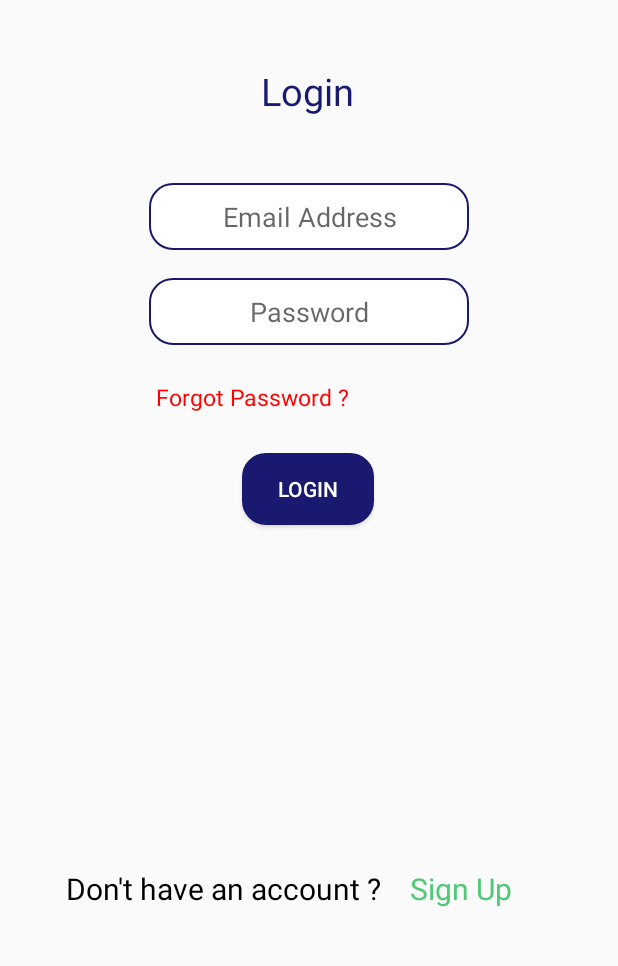
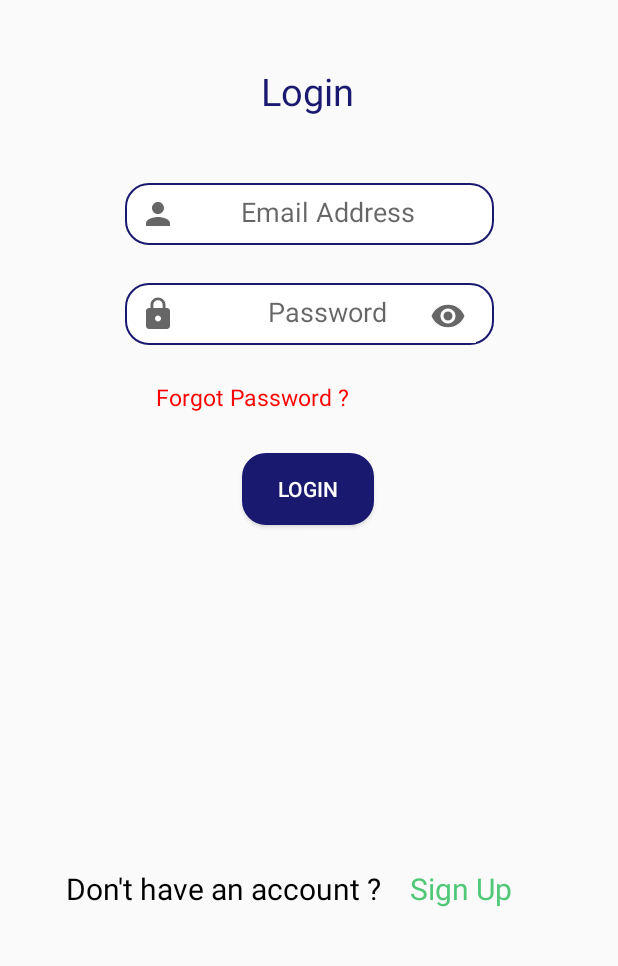
Before and after one commit to Aritra995/QuizUp, an Android app: the screen it shows after launch (MainActivity), on a phone screen of 412 x 824 dp, the part 267-1233 px from its top. Run offline under Robolectric (Android 15) with nearby library versions, the phone set to English and light mode, and no system bars; our stand-ins replace Firebase (no records; nobody signed in at launch, a user with empty details on screens opened directly), data binding.

Commit message:
added password toggle behaviour

```diff
--- a/app/src/main/java/com/example/myapplication/HomeFragment.java
+++ b/app/src/main/java/com/example/myapplication/HomeFragment.java
@@ -1,8 +1,11 @@
 package com.example.myapplication;
 
 import android.content.Intent;
+import android.graphics.drawable.Drawable;
 import android.os.Bundle;
 import android.os.Handler;
+import android.text.method.HideReturnsTransformationMethod;
+import android.text.method.PasswordTransformationMethod;
 import android.util.Log;
 import android.util.Patterns;
 import android.widget.*;
@@ -43,6 +46,7 @@
     FrameLayout frameLayout;
     private static boolean loggedIn;
     private boolean admin;
+    ImageButton passwordtoggle;
     List<String> adminList = new ArrayList<>();
 
     public HomeFragment() {
@@ -101,6 +105,21 @@
         login.setOnClickListener(this::onClick);
         admin = false;
         progressBar = view.findViewById(R.id.progressBar);
+        passwordtoggle = view.findViewById(R.id.passwordToggle);
+        passwordtoggle.setOnClickListener(new View.OnClickListener() {
+            @Override
+            public void onClick(View view) {
+                if(passwordtoggle.getTag().equals("show")) {
+                    password.setTransformationMethod(HideReturnsTransformationMethod.getInstance());
+                    passwordtoggle.setImageResource(R.drawable.baseline_visibility_off_24);
+                    passwordtoggle.setTag("hide");
+                }else{
+                    password.setTransformationMethod(PasswordTransformationMethod.getInstance());
+                    passwordtoggle.setImageResource(R.drawable.baseline_visibility_24);
+                    passwordtoggle.setTag("show");
+                }
+            }
+        });
         return view;
     }
 
--- a/app/src/main/java/com/example/myapplication/TeachersPortalActivity.java
+++ b/app/src/main/java/com/example/myapplication/TeachersPortalActivity.java
@@ -29,8 +29,7 @@
     private DrawerLayout drawer;
     private static final String TAG = "TeachersPortalActivity";
     FirebaseUser currentUser;
-//    TextView userEmail;
-//    ImageView userDp;
+
     @Override
     protected void onCreate(Bundle savedInstanceState) {
         mAuth = FirebaseAuth.getInstance();
--- /dev/null
+++ b/app/src/main/res/drawable/baseline_person_24.xml
@@ -0,0 +1,10 @@
+<vector xmlns:android="http://schemas.android.com/apk/res/android"
+    android:width="24dp"
+    android:height="24dp"
+    android:viewportWidth="24"
+    android:viewportHeight="24"
+    android:tint="?attr/colorControlNormal">
+  <path
+      android:fillColor="@android:color/white"
+      android:pathData="M12,12c2.21,0 4,-1.79 4,-4s-1.79,-4 -4,-4 -4,1.79 -4,4 1.79,4 4,4zM12,14c-2.67,0 -8,1.34 -8,4v2h16v-2c0,-2.66 -5.33,-4 -8,-4z"/>
+</vector>
--- /dev/null
+++ b/app/src/main/res/drawable/baseline_visibility_24.xml
@@ -0,0 +1,10 @@
+<vector xmlns:android="http://schemas.android.com/apk/res/android"
+    android:width="24dp"
+    android:height="24dp"
+    android:viewportWidth="24"
+    android:viewportHeight="24"
+    android:tint="?attr/colorControlNormal">
+  <path
+      android:fillColor="@android:color/white"
+      android:pathData="M12,4.5C7,4.5 2.73,7.61 1,12c1.73,4.39 6,7.5 11,7.5s9.27,-3.11 11,-7.5c-1.73,-4.39 -6,-7.5 -11,-7.5zM12,17c-2.76,0 -5,-2.24 -5,-5s2.24,-5 5,-5 5,2.24 5,5 -2.24,5 -5,5zM12,9c-1.66,0 -3,1.34 -3,3s1.34,3 3,3 3,-1.34 3,-3 -1.34,-3 -3,-3z"/>
+</vector>
--- /dev/null
+++ b/app/src/main/res/drawable/baseline_visibility_off_24.xml
@@ -0,0 +1,10 @@
+<vector xmlns:android="http://schemas.android.com/apk/res/android"
+    android:width="24dp"
+    android:height="24dp"
+    android:viewportWidth="24"
+    android:viewportHeight="24"
+    android:tint="?attr/colorControlNormal">
+  <path
+      android:fillColor="@android:color/white"
+      android:pathData="M12,7c2.76,0 5,2.24 5,5 0,0.65 -0.13,1.26 -0.36,1.83l2.92,2.92c1.51,-1.26 2.7,-2.89 3.43,-4.75 -1.73,-4.39 -6,-7.5 -11,-7.5 -1.4,0 -2.74,0.25 -3.98,0.7l2.16,2.16C10.74,7.13 11.35,7 12,7zM2,4.27l2.28,2.28 0.46,0.46C3.08,8.3 1.78,10.02 1,12c1.73,4.39 6,7.5 11,7.5 1.55,0 3.03,-0.3 4.38,-0.84l0.42,0.42L19.73,22 21,20.73 3.27,3 2,4.27zM7.53,9.8l1.55,1.55c-0.05,0.21 -0.08,0.43 -0.08,0.65 0,1.66 1.34,3 3,3 0.22,0 0.44,-0.03 0.65,-0.08l1.55,1.55c-0.67,0.33 -1.41,0.53 -2.2,0.53 -2.76,0 -5,-2.24 -5,-5 0,-0.79 0.2,-1.53 0.53,-2.2zM11.84,9.02l3.15,3.15 0.02,-0.16c0,-1.66 -1.34,-3 -3,-3l-0.17,0.01z"/>
+</vector>
--- a/app/src/main/res/layout/fragment_home.xml
+++ b/app/src/main/res/layout/fragment_home.xml
@@ -6,8 +6,7 @@
              tools:context=".HomeFragment">
     <androidx.constraintlayout.widget.ConstraintLayout
             android:layout_width="match_parent"
-            android:layout_height="match_parent"
-            app:passwordToggleEnabled="true">
+            android:layout_height="match_parent">
         <TextView
                 android:id="@+id/text2"
                 android:layout_width="wrap_content"
@@ -29,21 +28,23 @@
                 app:layout_constraintTop_toTopOf="parent" android:layout_marginTop="424dp"
                 app:layout_constraintHorizontal_bias="0.498"/>
         <EditText
-                android:layout_width="wrap_content"
-                android:layout_height="wrap_content"
+                android:layout_width="246dp"
+                android:layout_height="41dp"
                 android:inputType="textEmailAddress"
                 android:ems="10"
                 android:hint="Email Address"
                 android:padding="10dp"
                 android:background="@drawable/rounded_edittext"
+                android:drawableLeft="@drawable/baseline_person_24"
                 android:textAlignment="center"
                 android:id="@+id/loginEmail"
                 app:layout_constraintStart_toStartOf="parent"
                 app:layout_constraintEnd_toEndOf="parent" app:layout_constraintTop_toTopOf="parent"
                 android:layout_marginTop="244dp" android:gravity="center_horizontal"/>
+
         <EditText
-                android:layout_width="wrap_content"
-                android:layout_height="wrap_content"
+                android:layout_width="246dp"
+                android:layout_height="41dp"
                 android:inputType="textPassword"
                 android:hint="Password"
                 android:padding="10dp"
@@ -51,9 +52,12 @@
                 android:textAlignment="center"
                 android:ems="10"
                 android:id="@+id/loginPassword"
+                android:drawableLeft="@drawable/baseline_lock_24"
                 app:layout_constraintStart_toStartOf="parent" app:layout_constraintEnd_toEndOf="parent"
                 app:layout_constraintBottom_toTopOf="@+id/loginButton" android:layout_marginBottom="72dp"
                 android:gravity="center_horizontal"/>
+
+
         <TextView
                 android:text="Don't have an account ?"
                 android:textColor="@color/black"
@@ -126,6 +130,15 @@
                 app:layout_constraintEnd_toStartOf="@+id/loginPassword"
                 app:layout_constraintTop_toBottomOf="@+id/textView2"
                 app:layout_constraintBottom_toTopOf="@+id/textView3"/>
+        <ImageButton
+                app:srcCompat="@drawable/baseline_visibility_24"
+                android:background="@color/white"
+                android:layout_width="38dp"
+                android:tag="show"
+                android:layout_height="36dp" android:id="@+id/passwordToggle"
+                app:layout_constraintEnd_toEndOf="@+id/loginPassword"
+                app:layout_constraintTop_toTopOf="@+id/loginPassword"
+                android:layout_marginTop="4dp" android:layout_marginEnd="12dp" android:layout_marginRight="12dp"/>
 
         <!--android:backgroundTint="@color/white"
                         android:textColor="@color/light_blue_600"-->
--- a/app/src/main/res/menu/drawer_menu.xml
+++ b/app/src/main/res/menu/drawer_menu.xml
@@ -3,6 +3,9 @@
       xmlns:tools="http://schemas.android.com/tools"
       tools:showIn="navigation_view">
     <group android:checkableBehavior="single">
+        <item android:id="@+id/teacherHome"
+              android:icon="@drawable/baseline_home_24"
+              android:title="Home"/>
         <item android:id="@+id/quizHistory"
               android:icon="@drawable/baseline_history_24"
               android:title="History"/>
```
Also changed, not shown: app/src/main/java/com/example/myapplication/SignUpActivity.java (+19 -4 lines), app/src/main/res/drawable/baseline_home_24.xml (added, +10 -0 lines), app/src/main/res/layout/activity_sign_up.xml (+15 -4 lines).
